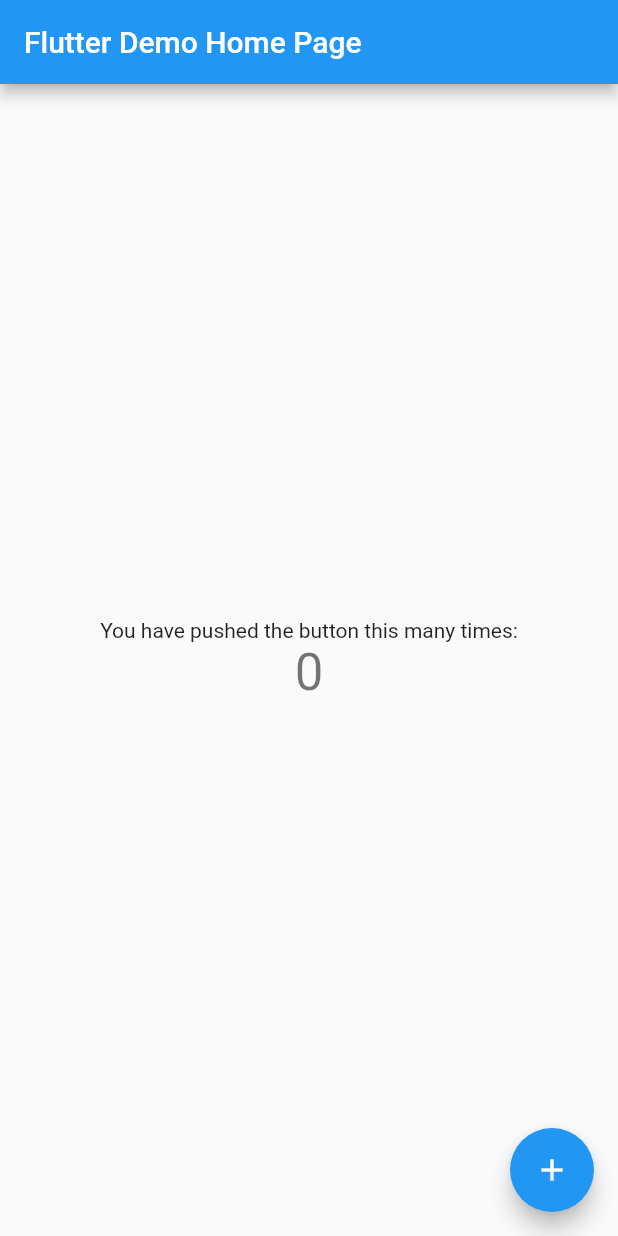
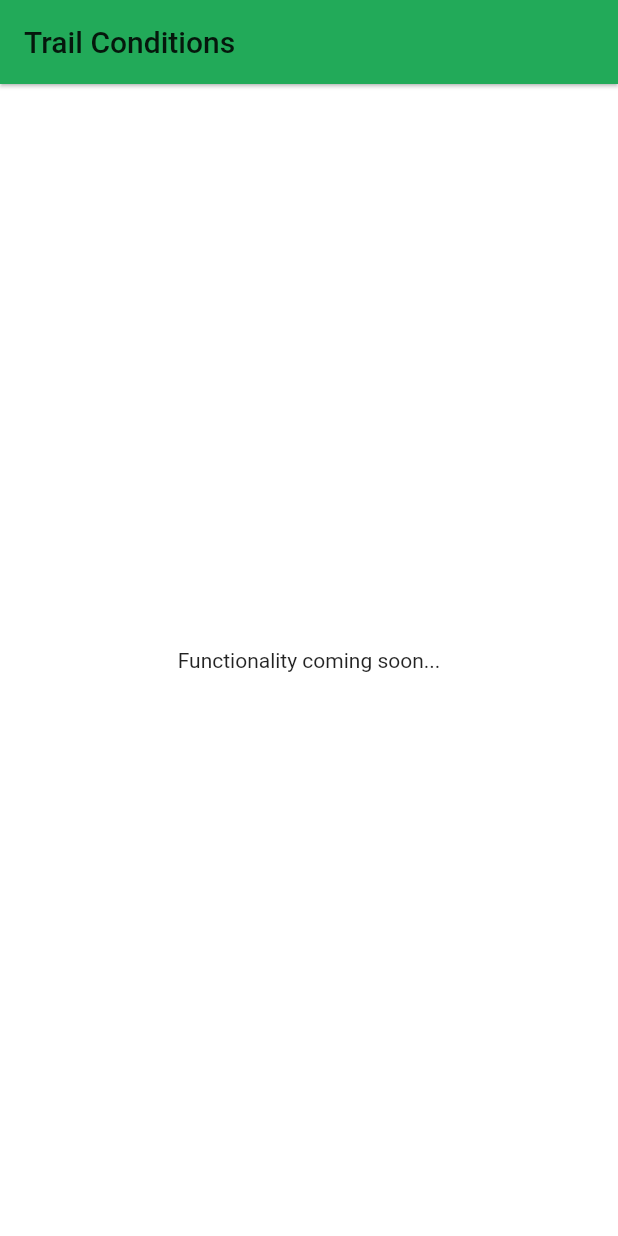
Before and after one commit to ajgreenman/trail_conditions, a Flutter app: the screen it shows after launch, on a phone screen of 412 x 824 dp. Run offline on Flutter 3.47's test engine with Material 2 defaults, Android fonts, the phone set to English and light mode, and no system bars.

Commit message:
Removed boilerplate and created theme

```diff
--- /dev/null
+++ b/lib/app/trail_theme.dart
@@ -0,0 +1,55 @@
+import 'package:flutter/material.dart';
+
+class TrailTheme {
+  static final theme = ThemeData(
+    accentColor: TrailColors.greenAccent,
+    appBarTheme: appBarTheme,
+    dividerColor: TrailColors.grey,
+    floatingActionButtonTheme: floatingActionButtonTheme,
+    primaryColor: TrailColors.green,
+    primaryColorBrightness: Brightness.light,
+    scaffoldBackgroundColor: TrailColors.white,
+    splashColor: TrailColors.greenSplash,
+  );
+}
+
+class TrailColors {
+  static const red = Color(0xFFD10000);
+
+  static const green = Color(0xFF22AA59);
+  static const greenAccent = Color(0xFF35CA85);
+  static const greenSplash = Color(0xFF60F0A0);
+
+  static const brown = Color(0xFF734D26);
+  static const brownAccent = Color(0xFF855B40);
+  static const brownSplash = Color(0xFFA07555);
+
+  static const black = Color(0xFF000000);
+
+  static const grey = Color(0xFF8A8D8F);
+
+  static const white = Color(0xFFFFFFFF);
+}
+
+class ThemeSize {
+  static const none = 0.0;
+  static const small = 4.0;
+  static const medium = 8.0;
+  static const large = 16.0;
+  static const giant = 32.0;
+}
+
+var appBarTheme = AppBarTheme(
+  brightness: Brightness.light,
+  color: TrailColors.green,
+  elevation: 1,
+  iconTheme: IconThemeData(color: TrailColors.white),
+);
+
+var floatingActionButtonTheme = FloatingActionButtonThemeData(
+  elevation: 0,
+  highlightElevation: 0,
+  disabledElevation: 0,
+  backgroundColor: TrailColors.green,
+  foregroundColor: TrailColors.white,
+);
--- a/lib/main.dart
+++ b/lib/main.dart
@@ -1,116 +1,50 @@
 import 'package:flutter/material.dart';
+import 'package:trail_conditions/app/trail_theme.dart';
 
 void main() {
-  runApp(MyApp());
+  runApp(
+    TrailConditionsApp(),
+  );
 }
 
-class MyApp extends StatelessWidget {
-  // This widget is the root of your application.
+class TrailConditionsApp extends StatelessWidget {
   @override
   Widget build(BuildContext context) {
     return MaterialApp(
-      title: 'Flutter Demo',
-      theme: ThemeData(
-        // This is the theme of your application.
-        //
-        // Try running your application with "flutter run". You'll see the
-        // application has a blue toolbar. Then, without quitting the app, try
-        // changing the primarySwatch below to Colors.green and then invoke
-        // "hot reload" (press "r" in the console where you ran "flutter run",
-        // or simply save your changes to "hot reload" in a Flutter IDE).
-        // Notice that the counter didn't reset back to zero; the application
-        // is not restarted.
-        primarySwatch: Colors.blue,
-        // This makes the visual density adapt to the platform that you run
-        // the app on. For desktop platforms, the controls will be smaller and
-        // closer together (more dense) than on mobile platforms.
-        visualDensity: VisualDensity.adaptivePlatformDensity,
+      title: 'Trail Conditions',
+      theme: TrailTheme.theme,
+      home: HomeScreen(
+        title: 'Trail Conditions',
       ),
-      home: MyHomePage(title: 'Flutter Demo Home Page'),
     );
   }
 }
 
-class MyHomePage extends StatefulWidget {
-  MyHomePage({Key key, this.title}) : super(key: key);
-
-  // This widget is the home page of your application. It is stateful, meaning
-  // that it has a State object (defined below) that contains fields that affect
-  // how it looks.
-
-  // This class is the configuration for the state. It holds the values (in this
-  // case the title) provided by the parent (in this case the App widget) and
-  // used by the build method of the State. Fields in a Widget subclass are
-  // always marked "final".
+class HomeScreen extends StatefulWidget {
+  HomeScreen({Key key, this.title}) : super(key: key);
 
   final String title;
 
   @override
-  _MyHomePageState createState() => _MyHomePageState();
+  _HomeScreenState createState() => _HomeScreenState();
 }
 
-class _MyHomePageState extends State<MyHomePage> {
-  int _counter = 0;
-
-  void _incrementCounter() {
-    setState(() {
-      // This call to setState tells the Flutter framework that something has
-      // changed in this State, which causes it to rerun the build method below
-      // so that the display can reflect the updated values. If we changed
-      // _counter without calling setState(), then the build method would not be
-      // called again, and so nothing would appear to happen.
-      _counter++;
-    });
-  }
-
+class _HomeScreenState extends State<HomeScreen> {
   @override
   Widget build(BuildContext context) {
-    // This method is rerun every time setState is called, for instance as done
-    // by the _incrementCounter method above.
-    //
-    // The Flutter framework has been optimized to make rerunning build methods
-    // fast, so that you can just rebuild anything that needs updating rather
-    // than having to individually change instances of widgets.
     return Scaffold(
       appBar: AppBar(
-        // Here we take the value from the MyHomePage object that was created by
-        // the App.build method, and use it to set our appbar title.
         title: Text(widget.title),
       ),
       body: Center(
-        // Center is a layout widget. It takes a single child and positions it
-        // in the middle of the parent.
         child: Column(
-          // Column is also a layout widget. It takes a list of children and
-          // arranges them vertically. By default, it sizes itself to fit its
-          // children horizontally, and tries to be as tall as its parent.
-          //
-          // Invoke "debug painting" (press "p" in the console, choose the
-          // "Toggle Debug Paint" action from the Flutter Inspector in Android
-          // Studio, or the "Toggle Debug Paint" command in Visual Studio Code)
-          // to see the wireframe for each widget.
-          //
-          // Column has various properties to control how it sizes itself and
-          // how it positions its children. Here we use mainAxisAlignment to
-          // center the children vertically; the main axis here is the vertical
-          // axis because Columns are vertical (the cross axis would be
-          // horizontal).
           mainAxisAlignment: MainAxisAlignment.center,
           children: <Widget>[
             Text(
-              'You have pushed the button this many times:',
-            ),
-            Text(
-              '$_counter',
-              style: Theme.of(context).textTheme.headline4,
+              'Functionality coming soon...',
             ),
           ],
         ),
-      ),
-      floatingActionButton: FloatingActionButton(
-        onPressed: _incrementCounter,
-        tooltip: 'Increment',
-        child: Icon(Icons.add),
       ), // This trailing comma makes auto-formatting nicer for build methods.
     );
   }
```
Also changed, not shown: lib/trails/data/trail_remote_data_provider.dart (added), 1 other file.
